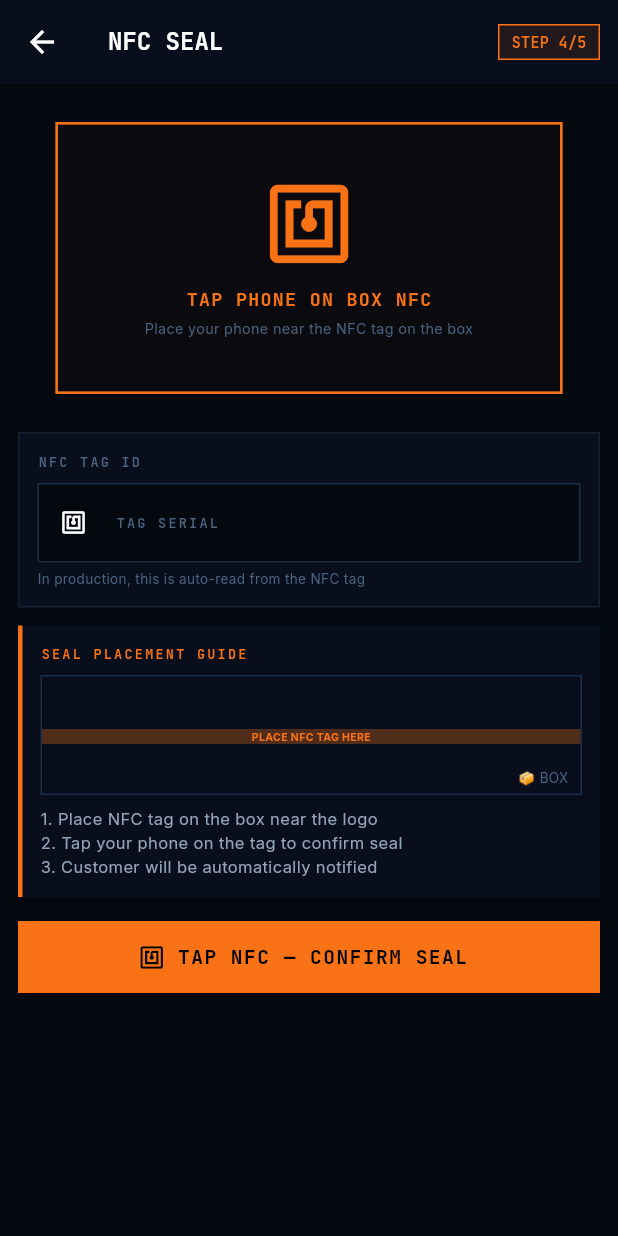
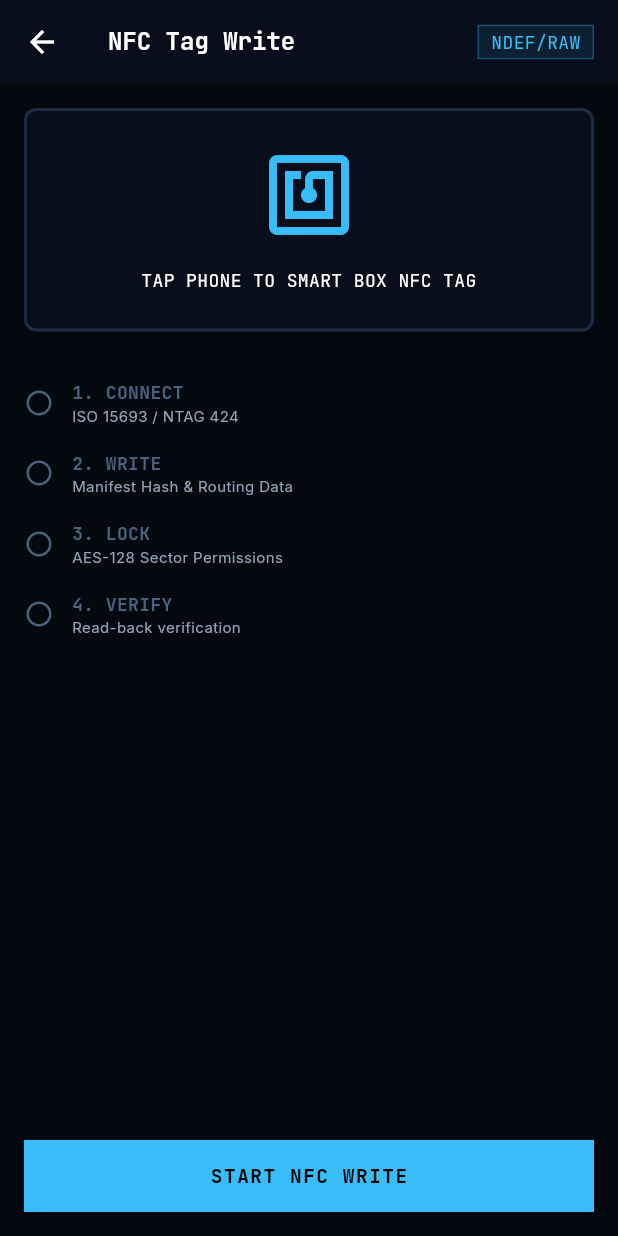
Before and after one commit to Gokul-V27/SmartDispatch, a Flutter app: the NfcSealScreen screen opened by its route, on a phone screen of 412 x 824 dp. Run offline on Flutter 3.47's test engine with Material 3 defaults, Android fonts, the phone set to English and light mode, and no system bars; our stand-ins replace google_fonts, shared_preferences; accounts and stored records are empty.

Commit message:
feat(worker): add nfc write and physical seal confirmation

```diff
--- a/mobile/lib/screens/nfc_seal_screen.dart
+++ b/mobile/lib/screens/nfc_seal_screen.dart
@@ -1,285 +1,206 @@
 import 'package:flutter/material.dart';
-import 'package:flutter/services.dart';
-import 'package:provider/provider.dart';
 import '../core/theme.dart';
-import '../services/api_service.dart';
-import '../services/auth_service.dart';
 
-/// Screen 07 — NFC Seal Confirmation
-/// After all items are verified and label is printed,
-/// the packer places the NFC tag on the box and taps their phone on it.
-/// This confirms the box is sealed → customer gets notification.
 class NfcSealScreen extends StatefulWidget {
   const NfcSealScreen({super.key});
+
   @override
   State<NfcSealScreen> createState() => _NfcSealScreenState();
 }
 
-class _NfcSealScreenState extends State<NfcSealScreen> with SingleTickerProviderStateMixin {
-  Map<String, dynamic>? _order;
-  String _status = 'ready'; // ready, registering, tapping, sealed, error
-  Map<String, dynamic>? _sealResult;
-  String? _error;
-  late AnimationController _pulseCtrl;
-  late Animation<double> _pulseAnim;
+class _NfcSealScreenState extends State<NfcSealScreen> {
+  int _currentStep = 0; // 0: Connect, 1: Write, 2: Lock, 3: Verify, 4: Done
+  bool _isWriting = false;
 
-  // Simulated NFC tag ID (in real app, read from NFC hardware)
-  final _tagIdCtrl = TextEditingController();
+  void _startNfcProcess() {
+    setState(() => _isWriting = true);
 
-  @override
-  void initState() {
-    super.initState();
-    _pulseCtrl = AnimationController(vsync: this, duration: const Duration(milliseconds: 1200))..repeat(reverse: true);
-    _pulseAnim = Tween<double>(begin: 0.8, end: 1.0).animate(CurvedAnimation(parent: _pulseCtrl, curve: Curves.easeInOut));
+    // Simulate the 4 steps
+    Future.delayed(const Duration(seconds: 1), () {
+      if (mounted) setState(() => _currentStep = 1);
+
+      Future.delayed(const Duration(seconds: 1), () {
+        if (mounted) setState(() => _currentStep = 2);
+
+        Future.delayed(const Duration(seconds: 1), () {
+          if (mounted) setState(() => _currentStep = 3);
+
+          Future.delayed(const Duration(seconds: 1), () {
+            if (mounted) {
+              setState(() {
+                _currentStep = 4;
+                _isWriting = false;
+              });
             }
-
-  @override
-  void didChangeDependencies() {
-    super.didChangeDependencies();
-    final args = ModalRoute.of(context)?.settings.arguments;
-    if (args is Map<String, dynamic> && _order == null) {
-      _order = args;
-      // Auto-generate tag ID
-      _tagIdCtrl.text = 'NFC-${_order!['orderNumber']?.replaceAll('ORD-', '') ?? 'TAG'}-001';
-    }
-  }
-
-  Future<void> _registerAndSeal() async {
-    if (_tagIdCtrl.text.isEmpty || _order == null) return;
-    final api = context.read<ApiService>();
-    final auth = context.read<AuthService>();
-
-    // Step 1: Register the NFC tag
-    setState(() { _status = 'registering'; _error = null; });
-    final regResult = await api.nfcRegister(
-      tagId: _tagIdCtrl.text.trim(),
-      orderId: _order!['id'],
-    );
-
-    if (regResult == null) {
-      setState(() { _status = 'error'; _error = 'Failed to register NFC tag'; });
-      return;
-    }
-
-    // Step 2: Seal the box (simulates NFC tap)
-    setState(() => _status = 'tapping');
-    HapticFeedback.heavyImpact();
-
-    // Small delay to simulate NFC read
-    await Future.delayed(const Duration(milliseconds: 800));
-
-    final sealResult = await api.nfcSeal(
-      tagId: _tagIdCtrl.text.trim(),
-      workerId: auth.userId ?? '',
-    );
-
-    if (sealResult != null) {
-      setState(() { _status = 'sealed'; _sealResult = sealResult; });
-      HapticFeedback.heavyImpact();
-      _pulseCtrl.stop();
-    } else {
-      setState(() { _status = 'error'; _error = 'Failed to seal. Try again.'; });
-    }
-  }
-
-  @override
-  void dispose() {
-    _pulseCtrl.dispose();
-    _tagIdCtrl.dispose();
-    super.dispose();
+          });
+        });
+      });
+    });
   }
 
   @override
   Widget build(BuildContext context) {
-    final accentColor = _status == 'sealed' ? AppColors.teal
-        : _status == 'error' ? AppColors.red : AppColors.orange;
-
     return Scaffold(
       backgroundColor: AppColors.bg,
       appBar: AppBar(
-        title: const Text('NFC SEAL'),
+        leading: IconButton(
+          icon: const Icon(Icons.arrow_back),
+          onPressed: () => Navigator.pop(context),
+        ),
+        title: const Text('NFC Tag Write'),
         actions: [
           Container(
-            margin: const EdgeInsets.only(right: 12),
-            padding: const EdgeInsets.symmetric(horizontal: 8, vertical: 4),
-            decoration: BoxDecoration(border: Border.all(color: AppColors.orange), color: AppColors.orange.withValues(alpha: 0.1)),
-            child: const Text('STEP 4/5', style: TextStyle(fontFamily: 'JetBrains Mono', fontSize: 10, color: AppColors.orange, fontWeight: FontWeight.w600)),
+            margin: const EdgeInsets.symmetric(horizontal: 16, vertical: 12),
+            padding: const EdgeInsets.symmetric(horizontal: 8, vertical: 2),
+            decoration: BoxDecoration(
+              color: AppColors.blue.withValues(alpha: 0.1),
+              border: Border.all(color: AppColors.blue.withValues(alpha: 0.3)),
+            ),
+            child: const Text(
+              'NDEF/RAW',
+              style: TextStyle(fontFamily: 'JetBrains Mono', fontSize: 12, color: AppColors.blue),
+            ),
+          )
+        ],
+      ),
+      body: Padding(
+        padding: const EdgeInsets.all(16),
+        child: Column(
+          crossAxisAlignment: CrossAxisAlignment.stretch,
+          children: [
+            // Scan Area
+            Container(
+              padding: const EdgeInsets.all(24),
+              decoration: BoxDecoration(
+                color: AppColors.surface,
+                border: Border.all(
+                  color: _isWriting ? AppColors.blue : (_currentStep == 4 ? AppColors.teal : AppColors.borderVisible),
+                  width: 2,
+                ),
+                borderRadius: BorderRadius.circular(8),
+              ),
+              child: Column(
+                children: [
+                  Icon(
+                    _currentStep == 4 ? Icons.check_circle : Icons.nfc,
+                    size: 64,
+                    color: _currentStep == 4 ? AppColors.teal : AppColors.blue,
+                  ),
+                  const SizedBox(height: 16),
+                  Text(
+                    _currentStep == 4
+                        ? 'NFC WRITE COMPLETE'
+                        : (_isWriting ? 'KEEP PHONE NEAR BOX...' : 'TAP PHONE TO SMART BOX NFC TAG'),
+                    textAlign: TextAlign.center,
+                    style: TextStyle(
+                      fontFamily: 'JetBrains Mono',
+                      fontSize: 12,
+                      color: _currentStep == 4 ? AppColors.teal : AppColors.textPrimary,
+                    ),
                   ),
                 ],
               ),
-      body: SingleChildScrollView(
+            ),
+            const SizedBox(height: 24),
+
+            // Step Visualization
+            _buildStepRow('1. CONNECT', 'ISO 15693 / NTAG 424', 0),
+            _buildStepRow('2. WRITE', 'Manifest Hash & Routing Data', 1),
+            _buildStepRow('3. LOCK', 'AES-128 Sector Permissions', 2),
+            _buildStepRow('4. VERIFY', 'Read-back verification', 3),
+
+            const SizedBox(height: 24),
+
+            // Tag Data
+            if (_currentStep == 4) ...[
+              const Text('Tag Data Written', style: TextStyle(fontFamily: 'JetBrains Mono', fontSize: 12, color: AppColors.textSecondary)),
+              const SizedBox(height: 8),
+              Container(
                 padding: const EdgeInsets.all(12),
-        child: Column(children: [
-          // ── NFC Tap Area ─────────────────────────────────────
-          if (_status != 'sealed')
-            ScaleTransition(
-              scale: _status == 'ready' || _status == 'tapping' ? _pulseAnim : const AlwaysStoppedAnimation(1.0),
-              child: Container(
-                width: double.infinity,
-                padding: const EdgeInsets.all(40),
                 decoration: BoxDecoration(
-                  border: Border.all(color: accentColor, width: 2, style: BorderStyle.solid),
-                  color: accentColor.withValues(alpha: 0.03),
+                  color: AppColors.blue.withValues(alpha: 0.1),
+                  border: Border.all(color: AppColors.blue.withValues(alpha: 0.3)),
                 ),
-                child: Column(children: [
-                  Icon(
-                    _status == 'tapping' ? Icons.nfc : Icons.nfc,
-                    size: 72, color: accentColor,
-                  ),
-                  const SizedBox(height: 12),
-                  Text(
-                    _status == 'tapping' ? 'READING NFC TAG...'
-                      : _status == 'registering' ? 'REGISTERING TAG...'
-                      : 'TAP PHONE ON BOX NFC',
-                    style: TextStyle(fontFamily: 'JetBrains Mono', fontSize: 14, color: accentColor,
-                      fontWeight: FontWeight.w700, letterSpacing: 1),
-                  ),
-                  const SizedBox(height: 4),
-                  Text(
-                    _status == 'tapping' ? 'Hold steady...'
-                      : 'Place your phone near the NFC tag on the box',
-                    style: const TextStyle(fontSize: 11, color: AppColors.textMuted),
-                    textAlign: TextAlign.center,
-                  ),
-                ]),
+                child: const Column(
+                  children: [
+                    _DataRow(label: 'TAG UID', value: '04:8F:A1:3B:92:1C'),
+                    SizedBox(height: 4),
+                    _DataRow(label: 'MANIFEST HASH', value: 'a8f3...b9c1'),
+                    SizedBox(height: 4),
+                    _DataRow(label: 'SECTORS', value: 'LOCKED (AES-128)'),
+                  ],
                 ),
               ),
+            ],
 
-          // ── Sealed success ───────────────────────────────────
-          if (_status == 'sealed' && _sealResult != null)
-            Container(
-              width: double.infinity,
-              padding: const EdgeInsets.all(24),
-              decoration: BoxDecoration(
-                color: AppColors.teal.withValues(alpha: 0.1),
-                border: Border.all(color: AppColors.teal, width: 2),
+            const Spacer(),
+
+            // Actions
+            if (_currentStep == 4)
+              ElevatedButton(
+                onPressed: () => Navigator.pushNamed(context, '/seal-confirm'),
+                style: ElevatedButton.styleFrom(backgroundColor: AppColors.teal),
+                child: const Text('PROCEED TO SEAL BOX'),
+              )
+            else
+              ElevatedButton(
+                onPressed: _isWriting ? null : _startNfcProcess,
+                style: ElevatedButton.styleFrom(backgroundColor: AppColors.blue),
+                child: Text(_isWriting ? 'WRITING...' : 'START NFC WRITE'),
               ),
-              child: Column(children: [
-                const Icon(Icons.verified, size: 64, color: AppColors.teal),
-                const SizedBox(height: 12),
-                const Text('BOX SEALED ✓', style: TextStyle(
-                  fontFamily: 'JetBrains Mono', fontSize: 20, fontWeight: FontWeight.w700, color: AppColors.teal, letterSpacing: 2)),
-                const SizedBox(height: 8),
-                Text(_sealResult!['orderNumber'] ?? '', style: const TextStyle(
-                  fontFamily: 'JetBrains Mono', fontSize: 14, color: AppColors.textSecondary)),
-                const SizedBox(height: 12),
-                // Status items
-                _SealInfoRow(icon: Icons.person, label: 'Customer', value: _sealResult!['customerName'] ?? ''),
-                _SealInfoRow(icon: Icons.notifications_active, label: 'Notification', value: 'Customer notified ✓', color: AppColors.teal),
-                _SealInfoRow(icon: Icons.print, label: 'Label', value: 'Print ready ✓', color: AppColors.teal),
-                _SealInfoRow(icon: Icons.access_time, label: 'Sealed at', value: _sealResult!['sealedAt'] ?? ''),
-              ]),
-            ),
-          const SizedBox(height: 12),
-
-          // ── Tag ID input (for testing / manual) ──────────────
-          if (_status != 'sealed')
-            Container(
-              padding: const EdgeInsets.all(12),
-              decoration: BoxDecoration(color: AppColors.surface, border: Border.all(color: AppColors.borderSubtle)),
-              child: Column(crossAxisAlignment: CrossAxisAlignment.start, children: [
-                Text('NFC TAG ID', style: Theme.of(context).textTheme.labelSmall),
-                const SizedBox(height: 8),
-                TextField(
-                  controller: _tagIdCtrl,
-                  style: const TextStyle(fontFamily: 'JetBrains Mono', fontSize: 14),
-                  decoration: const InputDecoration(
-                    hintText: 'NFC-TAG-001',
-                    labelText: 'TAG SERIAL',
-                    prefixIcon: Icon(Icons.nfc, size: 18),
+          ],
         ),
       ),
-                const SizedBox(height: 4),
-                const Text('In production, this is auto-read from the NFC tag',
-                  style: TextStyle(fontSize: 9, color: AppColors.textMuted)),
-              ]),
+    );
+  }
+
+  Widget _buildStepRow(String title, String subtitle, int stepIndex) {
+    Color color;
+    IconData icon;
+
+    if (_currentStep > stepIndex) {
+      color = AppColors.teal;
+      icon = Icons.check_circle;
+    } else if (_currentStep == stepIndex && _isWriting) {
+      color = AppColors.blue;
+      icon = Icons.sync;
+    } else {
+      color = AppColors.textMuted;
+      icon = Icons.radio_button_unchecked;
+    }
+
+    return Padding(
+      padding: const EdgeInsets.symmetric(vertical: 8),
+      child: Row(
+        children: [
+          Icon(icon, color: color, size: 20),
+          const SizedBox(width: 12),
+          Column(
+            crossAxisAlignment: CrossAxisAlignment.start,
+            children: [
+              Text(title, style: TextStyle(fontFamily: 'JetBrains Mono', fontSize: 12, fontWeight: FontWeight.bold, color: color)),
+              Text(subtitle, style: TextStyle(fontSize: 10, color: AppColors.textSecondary)),
+            ],
           ),
-          if (_status != 'sealed') const SizedBox(height: 12),
-
-          // ── Error ─────────────────────────────────────────────
-          if (_error != null)
-            Container(
-              width: double.infinity,
-              padding: const EdgeInsets.all(10),
-              decoration: BoxDecoration(
-                color: AppColors.red.withValues(alpha: 0.1),
-                border: const Border(left: BorderSide(color: AppColors.red, width: 3)),
-              ),
-              child: Text(_error!, style: const TextStyle(color: AppColors.red, fontFamily: 'JetBrains Mono', fontSize: 11)),
-            ),
-          if (_error != null) const SizedBox(height: 12),
-
-          // ── Seal guide ────────────────────────────────────────
-          if (_status == 'ready')
-            Container(
-              width: double.infinity,
-              padding: const EdgeInsets.all(12),
-              decoration: BoxDecoration(
-                color: AppColors.surface,
-                border: const Border(left: BorderSide(color: AppColors.orange, width: 3)),
-              ),
-              child: Column(crossAxisAlignment: CrossAxisAlignment.start, children: [
-                Text('SEAL PLACEMENT GUIDE', style: Theme.of(context).textTheme.labelSmall?.copyWith(color: AppColors.orange)),
-                const SizedBox(height: 8),
-                // Box diagram
-                Container(
-                  width: double.infinity, height: 80,
-                  decoration: BoxDecoration(border: Border.all(color: AppColors.borderVisible)),
-                  child: Stack(children: [
-                    Positioned(left: 0, right: 0, top: 35,
-                      child: Container(height: 10, color: AppColors.orange.withValues(alpha: 0.3),
-                        child: const Center(child: Text('PLACE NFC TAG HERE', style: TextStyle(
-                          fontSize: 7, fontWeight: FontWeight.w700, color: AppColors.orange))))),
-                    const Positioned(bottom: 4, right: 8,
-                      child: Text('📦 BOX', style: TextStyle(fontSize: 9, color: AppColors.textMuted))),
-                  ]),
-                ),
-                const SizedBox(height: 8),
-                const Text('1. Place NFC tag on the box near the logo\n2. Tap your phone on the tag to confirm seal\n3. Customer will be automatically notified',
-                  style: TextStyle(fontSize: 11, color: AppColors.textSecondary)),
-              ]),
-            ),
-          const SizedBox(height: 16),
-
-          // ── Actions ─────────────────────────────────────────
-          if (_status == 'ready')
-            ElevatedButton.icon(
-              onPressed: _registerAndSeal,
-              style: ElevatedButton.styleFrom(backgroundColor: AppColors.orange),
-              icon: const Icon(Icons.nfc, size: 18),
-              label: const Text('TAP NFC — CONFIRM SEAL'),
-            ),
-          if (_status == 'sealed')
-            Column(children: [
-              ElevatedButton.icon(
-                onPressed: () => Navigator.pushNamedAndRemoveUntil(context, '/dashboard', (r) => false),
-                style: ElevatedButton.styleFrom(backgroundColor: AppColors.teal),
-                icon: const Icon(Icons.home, size: 18),
-                label: const Text('BACK TO DASHBOARD'),
-              ),
-            ]),
-        ]),
+        ],
       ),
     );
   }
 }
 
-class _SealInfoRow extends StatelessWidget {
-  final IconData icon;
-  final String label, value;
-  final Color? color;
-  const _SealInfoRow({required this.icon, required this.label, required this.value, this.color});
+class _DataRow extends StatelessWidget {
+  final String label;
+  final String value;
+  const _DataRow({required this.label, required this.value});
+
   @override
   Widget build(BuildContext context) {
-    return Padding(
-      padding: const EdgeInsets.only(bottom: 6),
-      child: Row(children: [
-        Icon(icon, size: 16, color: color ?? AppColors.textMuted),
-        const SizedBox(width: 8),
-        SizedBox(width: 80, child: Text(label, style: const TextStyle(fontSize: 10, color: AppColors.textMuted))),
-        Expanded(child: Text(value, style: TextStyle(
-          fontFamily: 'JetBrains Mono', fontSize: 11, color: color ?? AppColors.textSecondary))),
-      ]),
+    return Row(
+      mainAxisAlignment: MainAxisAlignment.spaceBetween,
+      children: [
+        Text(label, style: const TextStyle(fontFamily: 'JetBrains Mono', fontSize: 10, color: AppColors.textSecondary)),
+        Text(value, style: const TextStyle(fontFamily: 'JetBrains Mono', fontSize: 12, fontWeight: FontWeight.bold, color: AppColors.blue)),
+      ],
     );
   }
 }
```
Also changed, not shown: mobile/lib/screens/seal_confirm_screen.dart (added, +149 -0 lines). Lines whose indentation alone changed are shown as unchanged.
